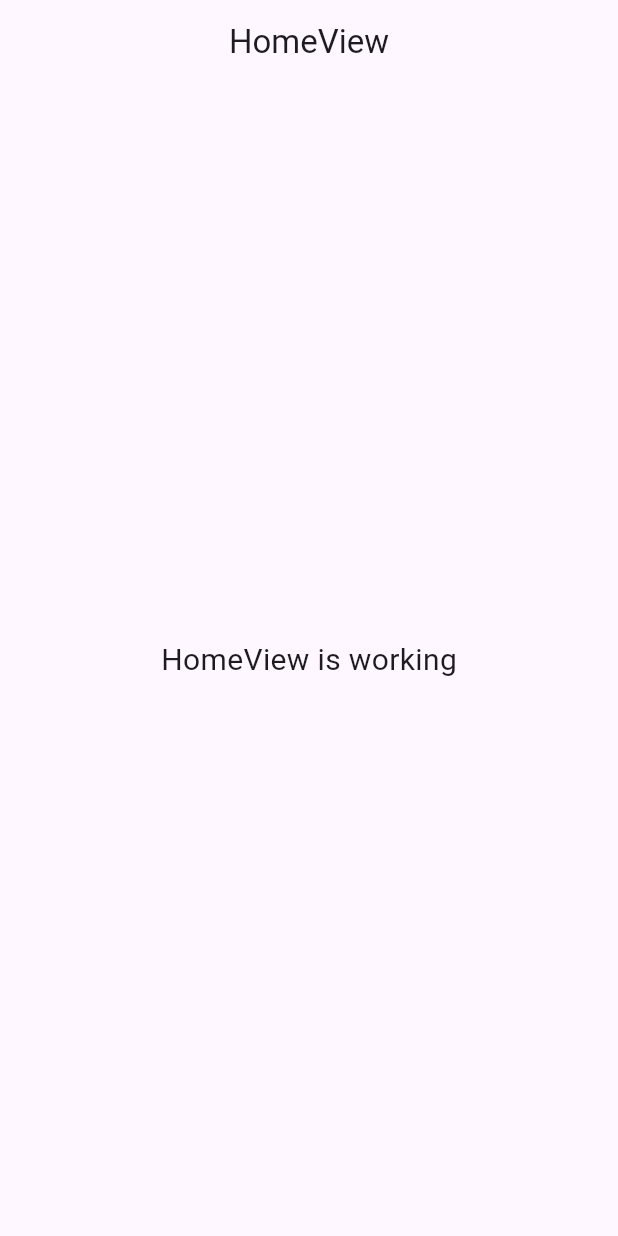
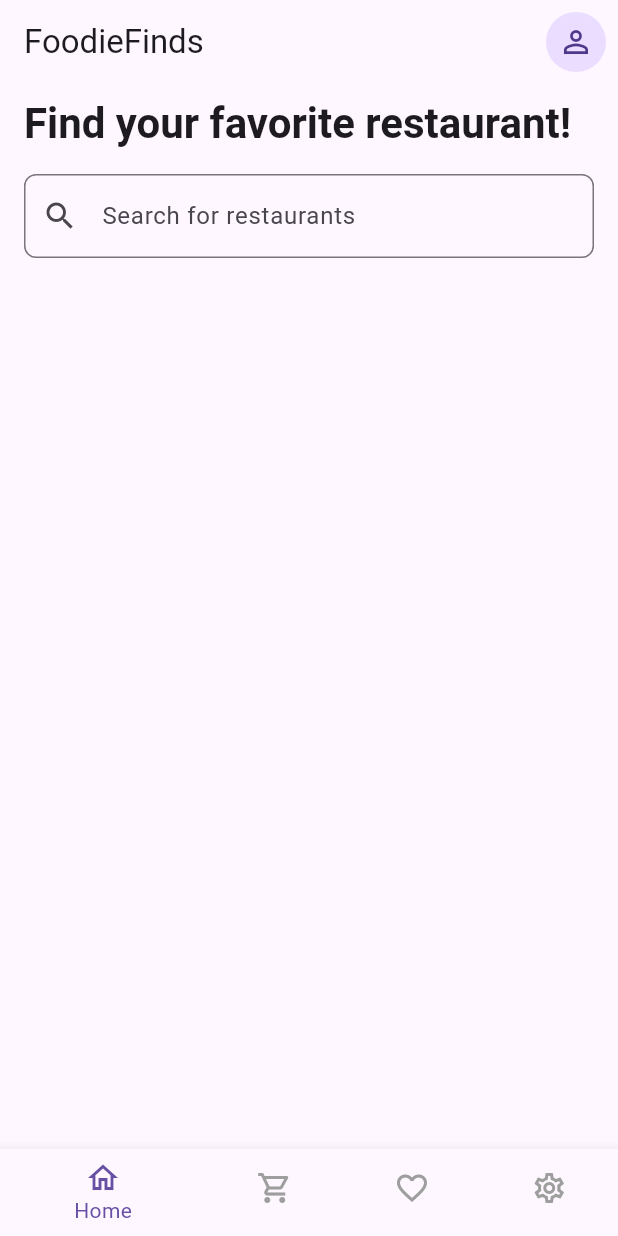
Before and after one commit to titoo-dev/foodiefinds, a Flutter app: the screen it shows after launch, on a phone screen of 412 x 824 dp. Run offline on Flutter 3.47's test engine with Material 3 defaults, Android fonts, the phone set to English and light mode, and no system bars; our stand-ins replace get.

Commit message:
Refactor home controller and view
- Remove unused count variable and increment method in HomeController
- Add currentNavigationIndex variable to HomeController
- Add navigate method to HomeController for handling bottom navigation bar taps
- Update app title in HomeView
- Add user avatar icon to app bar in HomeView
- Update bottom navigation bar in HomeView with icons and labels
- Add search bar to HomeView for restaurant search

```diff
--- a/lib/app/modules/home/controllers/home_controller.dart
+++ b/lib/app/modules/home/controllers/home_controller.dart
@@ -1,9 +1,7 @@
 import 'package:get/get.dart';
 
 class HomeController extends GetxController {
-  //TODO: Implement HomeController
+  final currentNavigationIndex = 0.obs;
 
-  final count = 0.obs;
-
-  void increment() => count.value++;
+  void navigate(int index) => currentNavigationIndex.value = index;
 }
--- a/lib/app/modules/home/views/home_view.dart
+++ b/lib/app/modules/home/views/home_view.dart
@@ -10,13 +10,65 @@ class HomeView extends GetView<HomeController> {
   Widget build(BuildContext context) {
     return Scaffold(
       appBar: AppBar(
-        title: const Text('HomeView'),
-        centerTitle: true,
+        title: const Text('FoodieFinds'),
+        actions: [
+          IconButton(
+            icon: const CircleAvatar(child: Icon(Icons.person_outline)),
+            onPressed: () {},
+          ),
+        ],
       ),
-      body: const Center(
-        child: Text(
-          'HomeView is working',
-          style: TextStyle(fontSize: 20),
+      bottomNavigationBar: GetX<HomeController>(builder: (state) {
+        return BottomNavigationBar(
+          currentIndex: state.currentNavigationIndex.value,
+          onTap: controller.navigate,
+          selectedItemColor: Theme.of(context).primaryColor,
+          unselectedItemColor: Colors.grey,
+          items: const [
+            BottomNavigationBarItem(
+              icon: Icon(Icons.home_outlined),
+              label: 'Home',
+            ),
+            BottomNavigationBarItem(
+              icon: Icon(Icons.shopping_cart_outlined),
+              label: 'Cart',
+            ),
+            BottomNavigationBarItem(
+              icon: Icon(Icons.favorite_outline),
+              label: 'Favorites',
+            ),
+            BottomNavigationBarItem(
+              icon: Icon(Icons.settings_outlined),
+              label: 'Settings',
+            ),
+          ],
+        );
+      }),
+      body: Padding(
+        padding: const EdgeInsets.symmetric(horizontal: 16.0, vertical: 8.0),
+        child: Column(
+          crossAxisAlignment: CrossAxisAlignment.start,
+          children: [
+            Text(
+              'Find your favorite restaurant!',
+              style: Theme.of(context)
+                  .textTheme
+                  .headlineMedium
+                  ?.copyWith(fontWeight: FontWeight.w600),
+            ),
+
+            // search bar
+            const SizedBox(height: 16.0),
+            TextField(
+              decoration: InputDecoration(
+                hintText: 'Search for restaurants',
+                prefixIcon: const Icon(Icons.search),
+                border: OutlineInputBorder(
+                  borderRadius: BorderRadius.circular(8.0),
+                ),
+              ),
+            ),
+          ],
         ),
       ),
     );
```
